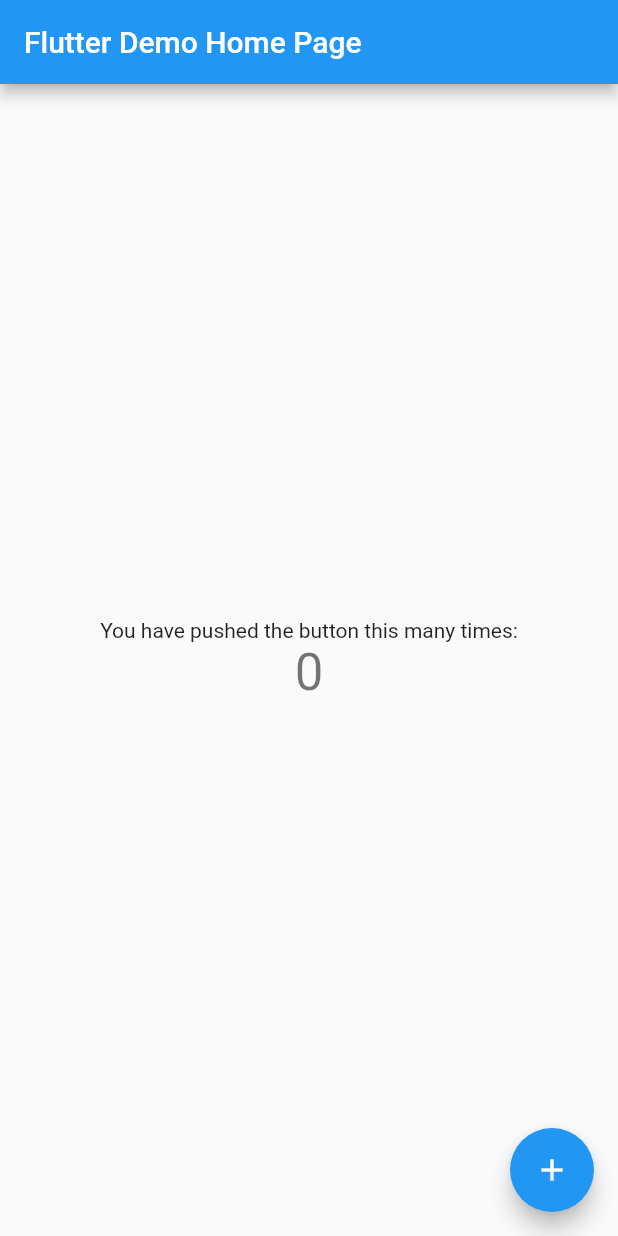
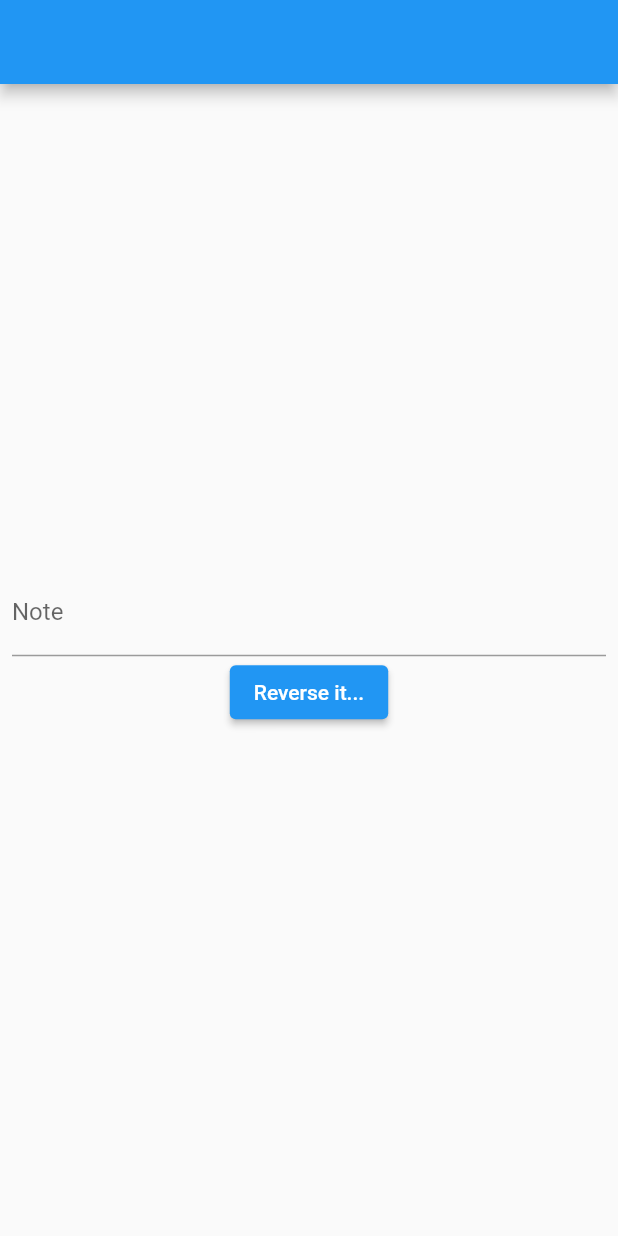
Before and after one commit to Apoorv65/bloc_rev_string, a Flutter app: the screen it shows after launch, on a phone screen of 412 x 824 dp. Run offline on Flutter 3.47's test engine with Material 2 defaults, Android fonts, the phone set to English and light mode, and no system bars; our stand-ins replace bloc, flutter_bloc.

Commit message:
All done

```diff
--- /dev/null
+++ b/lib/Bloc/rev_string_bloc.dart
@@ -0,0 +1,13 @@
+import 'package:bloc/bloc.dart';
+import 'package:meta/meta.dart';
+
+part 'rev_string_event.dart';
+part 'rev_string_state.dart';
+
+class RevStringBloc extends Bloc<RevStringEvent, String> {
+  RevStringBloc() : super('') {
+    on<RevEvent>((event, emit) {
+      emit(event.note.toString().split('').reversed.join());
+    });
+  }
+}
--- /dev/null
+++ b/lib/Bloc/rev_string_event.dart
@@ -0,0 +1,9 @@
+part of 'rev_string_bloc.dart';
+
+@immutable
+abstract class RevStringEvent {}
+
+class RevEvent extends RevStringEvent{
+  final String? note;
+  RevEvent({this.note});
+}
--- /dev/null
+++ b/lib/Bloc/rev_string_state.dart
@@ -0,0 +1,13 @@
+part of 'rev_string_bloc.dart';
+
+abstract class RevStringState {}
+
+class RevString extends RevStringState{
+  String? note;
+  RevString({this.note});
+
+}
+
+class RevStringInitial extends RevString {
+  RevStringInitial():super(note: '');
+}
--- /dev/null
+++ b/lib/index.dart
@@ -0,0 +1,43 @@
+import 'package:flutter/material.dart';
+import 'package:flutter_bloc/flutter_bloc.dart';
+
+import 'Bloc/rev_string_bloc.dart';
+
+class Index extends StatelessWidget {
+  const Index({Key? key}) : super(key: key);
+
+  @override
+  Widget build(BuildContext context) {
+    final _noteController = TextEditingController();
+    return Scaffold(
+      appBar: AppBar(),
+      body: Center(
+        child: BlocBuilder<RevStringBloc, String>(
+          builder: (context, state) {
+              return Padding(
+                padding: const EdgeInsets.all(8.0),
+                child: Column(
+                mainAxisAlignment: MainAxisAlignment.center,
+                children: [
+                  TextField(
+                      controller: _noteController,
+                      decoration: const InputDecoration(
+                          hintText: 'Type here...',
+                          label: Text('Note'))
+                  ),
+                  ElevatedButton(
+                      onPressed: (){
+                        BlocProvider.of<RevStringBloc>(context).add(RevEvent(note: _noteController.text));
+                      },
+                      child: const Text('Reverse it...')),
+                  Text(state),
+                ],
+            ),
+              );
+
+          },
+        ),
+      ),
+    );
+  }
+}
--- a/lib/main.dart
+++ b/lib/main.dart
@@ -1,4 +1,8 @@
 import 'package:flutter/material.dart';
+import 'package:flutter_bloc/flutter_bloc.dart';
+
+import 'Bloc/rev_string_bloc.dart';
+import 'index.dart';
 
 void main() {
   runApp(const MyApp());
@@ -10,106 +14,17 @@ class MyApp extends StatelessWidget {
   // This widget is the root of your application.
   @override
   Widget build(BuildContext context) {
-    return MaterialApp(
-      title: 'Flutter Demo',
-      theme: ThemeData(
-        // This is the theme of your application.
-        //
-        // Try running your application with "flutter run". You'll see the
-        // application has a blue toolbar. Then, without quitting the app, try
-        // changing the primarySwatch below to Colors.green and then invoke
-        // "hot reload" (press "r" in the console where you ran "flutter run",
-        // or simply save your changes to "hot reload" in a Flutter IDE).
-        // Notice that the counter didn't reset back to zero; the application
-        // is not restarted.
-        primarySwatch: Colors.blue,
+    return BlocProvider(
+      create: (_) => RevStringBloc(),
+      child: MaterialApp(
+        title: 'Flutter Demo',
+        theme: ThemeData(
+          primarySwatch: Colors.blue,
+        ),
+        home: const Index(),
       ),
-      home: const MyHomePage(title: 'Flutter Demo Home Page'),
     );
   }
+
+
 }
-
-class MyHomePage extends StatefulWidget {
-  const MyHomePage({super.key, required this.title});
-
-  // This widget is the home page of your application. It is stateful, meaning
-  // that it has a State object (defined below) that contains fields that affect
-  // how it looks.
-
-  // This class is the configuration for the state. It holds the values (in this
-  // case the title) provided by the parent (in this case the App widget) and
-  // used by the build method of the State. Fields in a Widget subclass are
-  // always marked "final".
-
-  final String title;
-
-  @override
-  State<MyHomePage> createState() => _MyHomePageState();
-}
-
-class _MyHomePageState extends State<MyHomePage> {
-  int _counter = 0;
-
-  void _incrementCounter() {
-    setState(() {
-      // This call to setState tells the Flutter framework that something has
-      // changed in this State, which causes it to rerun the build method below
-      // so that the display can reflect the updated values. If we changed
-      // _counter without calling setState(), then the build method would not be
-      // called again, and so nothing would appear to happen.
-      _counter++;
-    });
-  }
-
-  @override
-  Widget build(BuildContext context) {
-    // This method is rerun every time setState is called, for instance as done
-    // by the _incrementCounter method above.
-    //
-    // The Flutter framework has been optimized to make rerunning build methods
-    // fast, so that you can just rebuild anything that needs updating rather
-    // than having to individually change instances of widgets.
-    return Scaffold(
-      appBar: AppBar(
-        // Here we take the value from the MyHomePage object that was created by
-        // the App.build method, and use it to set our appbar title.
-        title: Text(widget.title),
-      ),
-      body: Center(
-        // Center is a layout widget. It takes a single child and positions it
-        // in the middle of the parent.
-        child: Column(
-          // Column is also a layout widget. It takes a list of children and
-          // arranges them vertically. By default, it sizes itself to fit its
-          // children horizontally, and tries to be as tall as its parent.
-          //
-          // Invoke "debug painting" (press "p" in the console, choose the
-          // "Toggle Debug Paint" action from the Flutter Inspector in Android
-          // Studio, or the "Toggle Debug Paint" command in Visual Studio Code)
-          // to see the wireframe for each widget.
-          //
-          // Column has various properties to control how it sizes itself and
-          // how it positions its children. Here we use mainAxisAlignment to
-          // center the children vertically; the main axis here is the vertical
-          // axis because Columns are vertical (the cross axis would be
-          // horizontal).
-          mainAxisAlignment: MainAxisAlignment.center,
-          children: <Widget>[
-            const Text(
-              'You have pushed the button this many times:',
-            ),
-            Text(
-              '$_counter',
-              style: Theme.of(context).textTheme.headline4,
-            ),
-          ],
-        ),
-      ),
-      floatingActionButton: FloatingActionButton(
-        onPressed: _incrementCounter,
-        tooltip: 'Increment',
-        child: const Icon(Icons.add),
-      ), // This trailing comma makes auto-formatting nicer for build methods.
-    );
-  }
-}
--- a/pubspec.yaml
+++ b/pubspec.yaml
@@ -29,6 +29,7 @@ environment:
 # the latest version available on pub.dev. To see which dependencies have newer
 # versions available, run `flutter pub outdated`.
 dependencies:
+  bloc: ^8.1.1
   flutter:
     sdk: flutter
 
```
Also changed, not shown: pubspec.lock, 1 other file.
